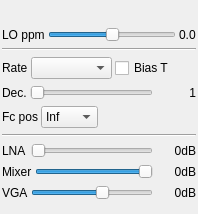
Qt form plugins/samplesource/airspy/airspygui.ui (f4exb/sdrangel) before a commit.
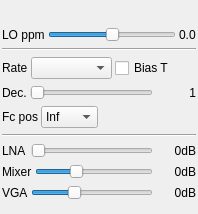
The same form after that commit. Custom widgets are drawn as their Qt base class.

Patch:
```diff
--- a/plugins/samplesource/airspy/airspygui.ui
+++ b/plugins/samplesource/airspy/airspygui.ui
@@ -351,7 +351,7 @@
         <number>1</number>
        </property>
        <property name="value">
-        <number>15</number>
+        <number>5</number>
        </property>
        <property name="orientation">
         <enum>Qt::Horizontal</enum>
@@ -410,7 +410,7 @@
         <number>1</number>
        </property>
        <property name="value">
-        <number>9</number>
+        <number>5</number>
        </property>
        <property name="orientation">
         <enum>Qt::Horizontal</enum>
```
